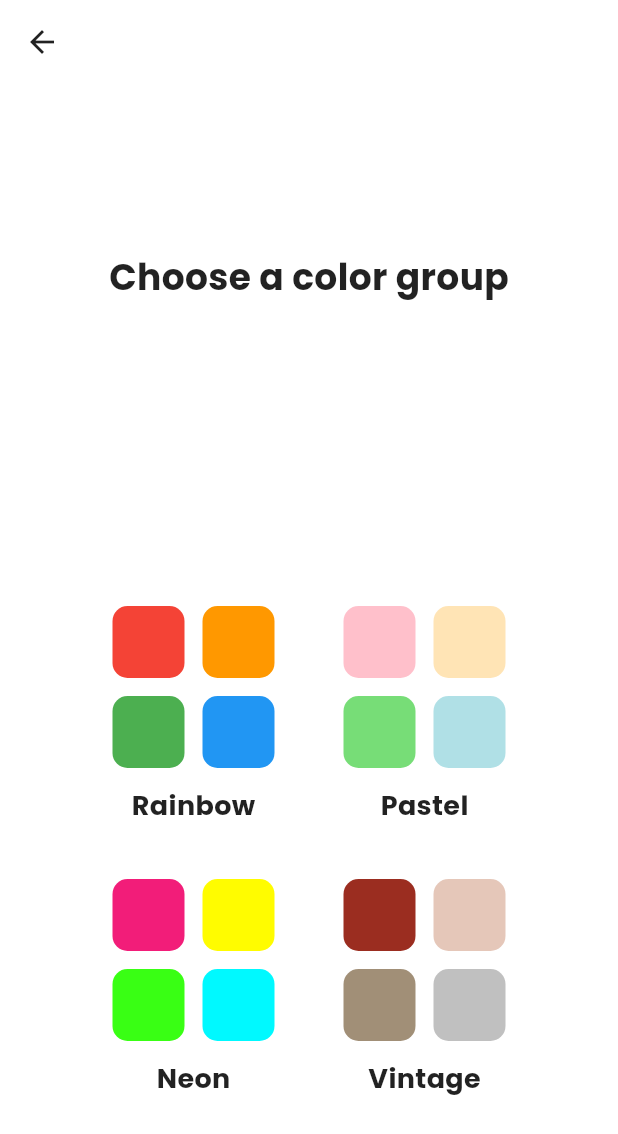
After one commit to chasenpai/color_order_match, a Flutter app: the ReadyScreen screen opened by its route, on a phone screen of 412 x 824 dp. The commit adds this screen. Shown: the top 1134 px of the screen. Run offline on Flutter 3.47's test engine with Material 3 defaults, Android fonts, the phone set to English and light mode, and no system bars; our stand-ins replace go_router.

Commit message:
ready screen, color group button

```diff
--- /dev/null
+++ b/lib/presentation/components/color_group_button.dart
@@ -0,0 +1,122 @@
+import 'package:color_order_match/ui/ui_colors.dart';
+import 'package:flutter/material.dart';
+
+class ColorGroupButton extends StatefulWidget {
+  final String groupName;
+  final List<Color> colors;
+  final VoidCallback onPressed;
+
+  const ColorGroupButton({
+    required this.groupName,
+    required this.colors,
+    required this.onPressed,
+    super.key,
+  });
+
+  @override
+  State<ColorGroupButton> createState() => _ColorGroupButtonState();
+}
+
+class _ColorGroupButtonState extends State<ColorGroupButton> {
+
+  bool _isPressed = false;
+
+  @override
+  Widget build(BuildContext context) {
+    final width = MediaQuery.of(context).size.width;
+    final containerWidth = (width - 120 - 16) / 2;
+    final tileWidth = ((width - 180 - 16) / 2 - 12) / 2;
+    return GestureDetector(
+      onTapDown: (_) {
+        setState(() {
+          _isPressed = true;
+        });
+      },
+      onTapUp: (_) {
+        setState(() {
+          _isPressed = false;
+        });
+        widget.onPressed();
+      },
+      onTapCancel: () {
+        setState(() {
+          _isPressed = false;
+        });
+      },
+      child: Container(
+        width: containerWidth,
+        height: containerWidth + 28,
+        decoration: BoxDecoration(
+          color: _isPressed ? lightGrey : Colors.transparent,
+          borderRadius: BorderRadius.circular(10.0),
+        ),
+        child: Column(
+          mainAxisAlignment: MainAxisAlignment.center,
+          children: [
+            Row(
+              mainAxisAlignment: MainAxisAlignment.center,
+              children: [
+                _ColorTile(
+                  width: tileWidth,
+                  color: widget.colors[0],
+                ),
+                const SizedBox(width: 12.0,),
+                _ColorTile(
+                  width: tileWidth,
+                  color: widget.colors[1],
+                ),
+              ],
+            ),
+            const SizedBox(height: 12.0,),
+            Row(
+              mainAxisAlignment: MainAxisAlignment.center,
+              children: [
+                _ColorTile(
+                  width: tileWidth,
+                  color: widget.colors[2],
+                ),
+                const SizedBox(width: 12.0,),
+                _ColorTile(
+                  width: tileWidth,
+                  color: widget.colors[3],
+                ),
+              ],
+            ),
+            const SizedBox(height: 12.0,),
+            Text(
+              widget.groupName,
+              style: const TextStyle(
+                fontSize: 18.0,
+                fontWeight: FontWeight.w700,
+                color: Colors.black87,
+              ),
+            ),
+          ],
+        ),
+      ),
+    );
+  }
+}
+
+class _ColorTile extends StatelessWidget {
+  final double width;
+  final Color color;
+
+  const _ColorTile({
+    required this.width,
+    required this.color,
+    super.key,
+  });
+
+  @override
+  Widget build(BuildContext context) {
+    return Container(
+      width: width,
+      height: width,
+      decoration: BoxDecoration(
+        borderRadius: BorderRadius.circular(10.0),
+        color: color,
+      ),
+    );
+  }
+}
--- a/lib/presentation/home/home_screen.dart
+++ b/lib/presentation/home/home_screen.dart
@@ -45,8 +45,8 @@ class HomeScreen extends StatelessWidget {
                                   left: 5,
                                   top: 14,
                                   child: Container(
-                                    height: 18.0,
-                                    width: 18.0,
+                                    height: 16.0,
+                                    width: 16.0,
                                     decoration: const BoxDecoration(
                                       color: turquoise,
                                     ),
@@ -56,8 +56,8 @@ class HomeScreen extends StatelessWidget {
                                   left: 26.5,
                                   bottom: 16,
                                   child: Container(
-                                    height: 18.0,
-                                    width: 18.0,
+                                    height: 16.0,
+                                    width: 16.0,
                                     decoration: const BoxDecoration(
                                       color: orange,
                                     ),
@@ -67,8 +67,8 @@ class HomeScreen extends StatelessWidget {
                                   right: 106,
                                   top: 0,
                                   child: Container(
-                                    height: 18.0,
-                                    width: 18.0,
+                                    height: 16.0,
+                                    width: 16.0,
                                     decoration: const BoxDecoration(
                                       color: violet,
                                     ),
@@ -78,8 +78,8 @@ class HomeScreen extends StatelessWidget {
                                   right: 0,
                                   bottom: 32.0,
                                   child: Container(
-                                    height: 18.0,
-                                    width: 18.0,
+                                    height: 16.0,
+                                    width: 16.0,
                                     decoration: const BoxDecoration(
                                       color: skyBlue,
                                     ),
@@ -91,11 +91,14 @@ class HomeScreen extends StatelessWidget {
                         ),
                         const SizedBox(height: 6.0,),
                         const Center(
-                          child: Text(
-                            'Challenge Your Memory, Match the Colors!',
-                            style: TextStyle(
-                              fontSize: 16.0,
-                              color: Colors.black87,
+                          child: FittedBox(
+                            fit: BoxFit.scaleDown,
+                            child: Text(
+                              'Challenge Your Memory, Match the Colors!',
+                              style: TextStyle(
+                                fontSize: 16.0,
+                                color: Colors.black87,
+                              ),
                             ),
                           ),
                         ),
@@ -118,7 +121,7 @@ class HomeScreen extends StatelessWidget {
                                   onPressed: () {
                                     context.push('/ready');
                                   },
-                                  color: lightCoral,
+                                  color: skyBlue,
                                   fontSize: 32.0,
                                 ),
                               ),
--- /dev/null
+++ b/lib/presentation/ready/ready_screen.dart
@@ -0,0 +1,132 @@
+import 'package:color_order_match/presentation/components/color_group_button.dart';
+import 'package:flutter/material.dart';
+import 'package:go_router/go_router.dart';
+
+class ReadyScreen extends StatelessWidget {
+  const ReadyScreen({super.key});
+
+  @override
+  Widget build(BuildContext context) {
+    return Scaffold(
+      appBar: AppBar(
+        backgroundColor: Colors.white,
+        leading: IconButton(
+          onPressed: () {
+
+          },
+          icon: const Icon(
+            Icons.arrow_back,
+            color: Colors.black87,
+          ),
+        ),
+      ),
+      body: SafeArea(
+        child: Column(
+          mainAxisAlignment: MainAxisAlignment.spaceEvenly,
+          children: [
+            Expanded(
+              child: Padding(
+                padding: const EdgeInsets.symmetric(
+                  horizontal: 60.0,
+                ),
+                child: Column(
+                  children: [
+                    const Expanded(
+                      flex: 2,
+                      child: Column(
+                        children: [
+                          Expanded(
+                            child: Center(
+                              child: FittedBox(
+                                fit: BoxFit.scaleDown,
+                                child: Text(
+                                  'Choose a color group',
+                                  style: TextStyle(
+                                    fontSize: 24.0,
+                                    fontWeight: FontWeight.w700,
+                                    color: Colors.black87,
+                                  ),
+                                ),
+                              ),
+                            ),
+                          ),
+                        ],
+                      ),
+                    ),
+                    Expanded(
+                        flex: 4,
+                        child: Column(
+                          mainAxisAlignment: MainAxisAlignment.center,
+                          children: [
+                            Row(
+                              children: [
+                                ColorGroupButton(
+                                  groupName: 'Rainbow',
+                                  colors: const [
+                                    Colors.red,
+                                    Colors.orange,
+                                    Colors.green,
+                                    Colors.blue,
+                                  ],
+                                  onPressed: () {
+                                    context.go('/game/0');
+                                  },
+                                ),
+                                const SizedBox(width: 16.0,),
+                                ColorGroupButton(
+                                  groupName: 'Pastel',
+                                  colors: const [
+                                    Color(0xFFFFC0CB),
+                                    Color(0xFFFFE4B5),
+                                    Color(0xFF77DD77),
+                                    Color(0xFFB0E0E6),
+                                  ],
+                                  onPressed: () {
+                                    context.go('/game/1');
+                                  },
+                                ),
+                              ],
+                            ),
+                            const SizedBox(height: 16.0,),
+                            Row(
+                              children: [
+                                ColorGroupButton(
+                                  groupName: 'Neon',
+                                  colors: const [
+                                    Color(0xFFF21D79),
+                                    Color(0xFFFFFC00),
+                                    Color(0xFF39FF14),
+                                    Color(0xFF00F9FF),
+                                  ],
+                                  onPressed: () {
+                                    context.go('/game/2');
+                                  },
+                                ),
+                                const SizedBox(width: 16.0,),
+                                ColorGroupButton(
+                                  groupName: 'Vintage',
+                                  colors: const [
+                                    Color(0xFF9B2D20),
+                                    Color(0xFFE5C7B9),
+                                    Color(0xFFA18F77),
+                                    Color(0xFFC0C0C0),
+                                  ],
+                                  onPressed: () {
+                                    context.go('/game/3');
+                                  },
+                                ),
+                              ],
+                            ),
+                          ],
+                        ),
+                      ),
+                  ],
+                ),
+              ),
+            ),
+          ],
+        ),
+      ),
+    );
+  }
+}
--- a/lib/ui/ui_colors.dart
+++ b/lib/ui/ui_colors.dart
@@ -1,7 +1,6 @@
 import 'package:flutter/material.dart';
 
 const lightPeach = Color(0xFFFFDAB9);
-//const peach = Color(0xFFFFCC99);
 const softOrange = Color(0xFFFFA07A);
 const lightCoral = Color(0xFFFF7F50);
 
@@ -28,6 +27,7 @@ const pink = Color(0xFFFFC0CB);
 const lightGreen = Color(0xFFADFF2F);
 const magenta = Color(0xFFFF1493);
 
+//rainbow
 const red = Color(0xFFFF0000);
 const orange = Color(0xFFFFA500);
 const yellow = Color(0xFFFFFF00);
@@ -36,6 +36,17 @@ const blue = Color(0xFF0000FF);
 const navy = Color(0xFF000080);
 const purple = Color(0xFF800080);
 
+List<Color> rainbow = [
+  Colors.red,
+  Colors.orange,
+  Colors.yellow,
+  Colors.green,
+  Colors.blue,
+  Colors.indigo,
+  Colors.purple,
+];
+
+//pastel
 const pastelPink = Color(0xFFFFC0CB);
 const pastelBlue = Color(0xFFB0E0E6);
 const pastelYellow = Color(0xFFFFE4B5);
@@ -43,3 +54,70 @@ const pastelGreen = Color(0xFF77DD77);
 const pastelPurple = Color(0xFFB39EB5);
 const pastelOrange = Color(0xFFFFB347);
 const pastelPeach = Color(0xFFFFDAB9);
+
+List<Color> pastel = [
+  const Color(0xFFFFC0CB),
+  const Color(0xFFB0E0E6),
+  const Color(0xFFFFE4B5),
+  const Color(0xFF77DD77),
+  const Color(0xFFB39EB5),
+  const Color(0xFFFFB347),
+  const Color(0xFFFFDAB9),
+];
+
+//neon
+const neonOrange = Color(0xFFFF6F00); //네온 오랜지
+const neonGreen = Color(0xFF39FF14); // 네온 그린
+const neonPink = Color(0xFFFF073A); // 네온 핑크
+const neonBlue = Color(0xFF00F9FF); // 네온 블루
+const neonYellow = Color(0xFFFFFC00); // 네온 옐로우
+const neonMagenta = Color(0xFFF21D79); // 네온 마젠타
+const neonPurple = Color(0xFF8B00FF); // 네온 퍼플
+
+List<Color> neon = [
+  const Color(0xFFFF6F00),
+  const Color(0xFF39FF14),
+  const Color(0xFFFF073A),
+  const Color(0xFF00F9FF),
+  const Color(0xFFFFFC00),
+  const Color(0xFFF21D79),
+  const Color(0xFF8B00FF),
+];
+
+//dark
+const darkSlateGray = Color(0xFF2F4F4F); // 다크시슬버
+const darkSlateBlue = Color(0xFF6A5ACD); // 다크슬레이트블루
+const darkRed = Color(0xFF8B0000); // 다크레드
+const indigo = Color(0xFF4B0082); // 인디고
+const darkOliveGreen = Color(0xFF2F4F4F); // 다크올리브그린
+const darkOlive = Color(0xFF556B2F); // 다크올리브그린
+const charcoal = Color(0xFF36454F); //챠콜
+
+List<Color> dark = [
+  const Color(0xFF2F4F4F),
+  const Color(0xFF6A5ACD),
+  const Color(0xFF8B0000),
+  const Color(0xFF4B0082),
+  const Color(0xFF2F4F4F),
+  const Color(0xFF556B2F),
+  const Color(0xFF36454F),
+];
+
+//vintage
+const vintageOrange = Color(0xFFF4A300); // 빈티지 오렌지
+const vintageBeige = Color(0xFFA18F77); // 빈티지 베이지
+const vintagePink = Color(0xFFFF9A8B); // 빈티지 핑크
+const vintageSilver = Color(0xFFC0C0C0); // 빈티지 실버
+const vintageBrown = Color(0xFF6A3F37); // 빈티지 브라운
+const vintageCream = Color(0xFFE5C7B9); // 빈티지 크림
+const vintageRed = Color(0xFF9B2D20); //빈티지 레드
+
+List<Color> vintage = [
+  const Color(0xFFF4A300),
+  const Color(0xFFA18F77),
+  const Color(0xFFFF9A8B),
+  const Color(0xFFC0C0C0),
+  const Color(0xFF6A3F37),
+  const Color(0xFFE5C7B9),
+  const Color(0xFF9B2D20),
+];
```
